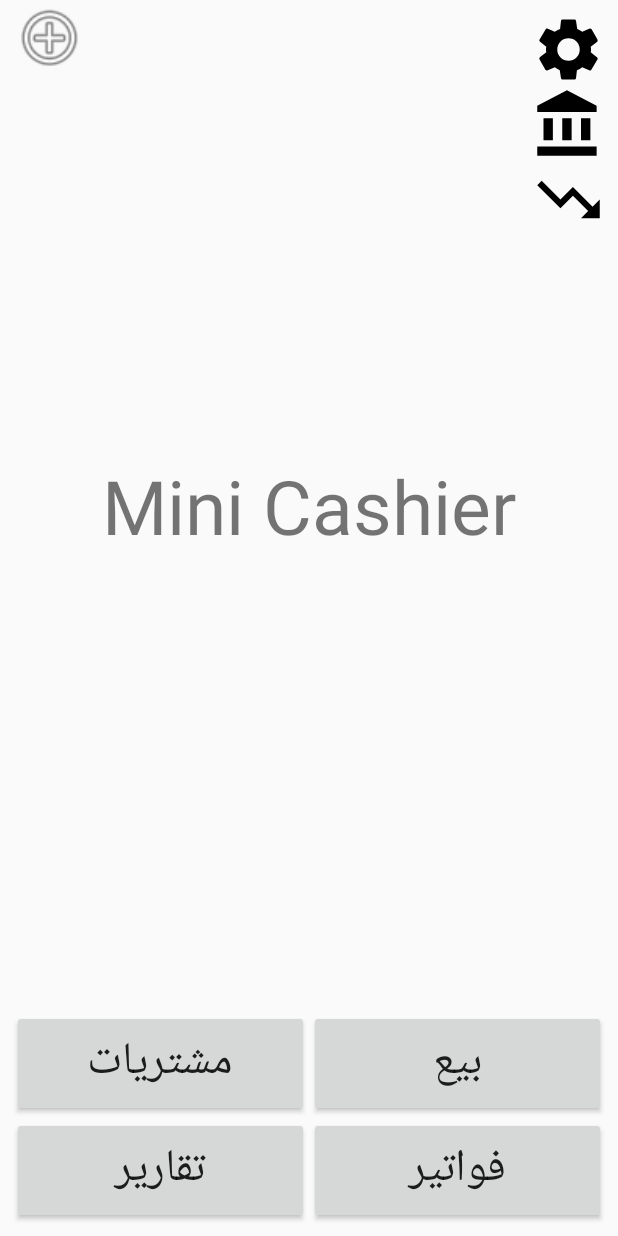
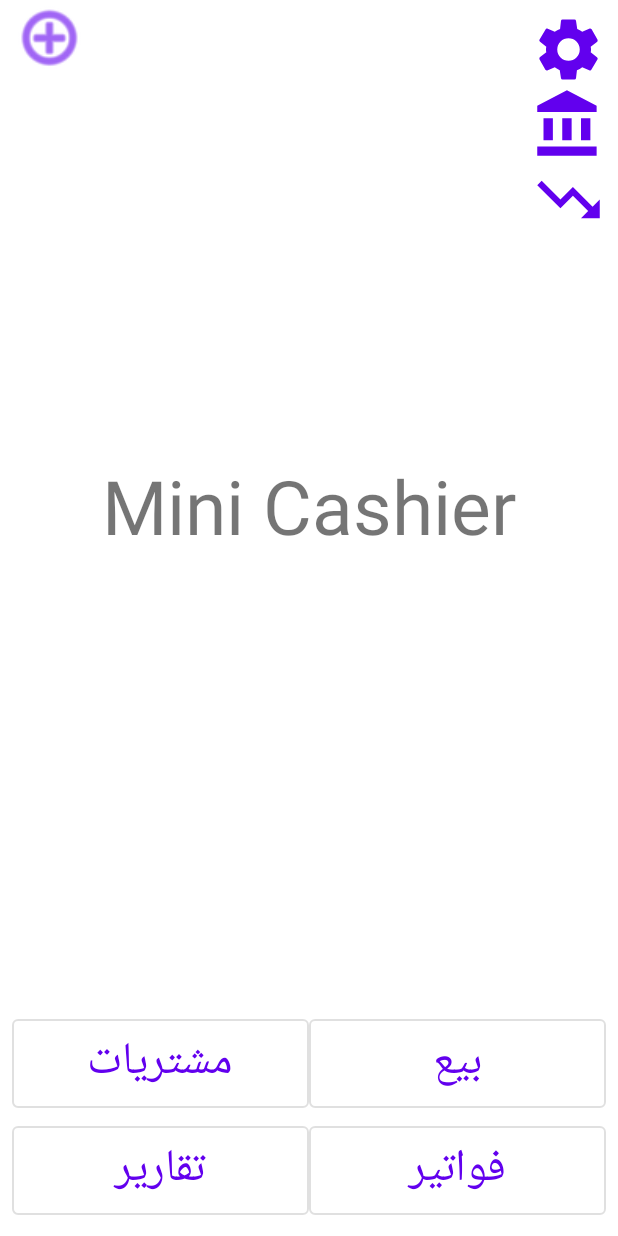
Before and after one commit to omerAndroid/MiniCashier, an Android app: the screen it shows after launch (MainActivity), on a phone screen of 412 x 824 dp. Run offline under Robolectric (Android 15) with nearby library versions, the phone set to English and light mode, and no system bars.

Commit message:
Material Design

```diff
--- a/app/build.gradle
+++ b/app/build.gradle
@@ -43,8 +43,7 @@ dependencies {
     implementation "androidx.multidex:multidex:2.0.1"
     //noinspection GradleCompatible
     //implementation 'com.android.support:design:28.0.0'
-    implementation 'com.google.android.material:material:1.4.0-beta01'
-    // implementation 'com.google.android.material:material:1.3.0'
+    implementation 'com.google.android.material:material:1.3.0'
 
     implementation 'com.jaredrummler:material-spinner:1.3.1'
 
--- a/app/src/main/AndroidManifest.xml
+++ b/app/src/main/AndroidManifest.xml
@@ -17,7 +17,7 @@
         android:label="@string/app_name"
         android:roundIcon="@mipmap/ic_launcher_round"
         android:supportsRtl="true"
-        android:theme="@style/Theme.AppCompat.Light.NoActionBar"
+        android:theme="@style/Theme.MaterialComponents.Light.NoActionBar"
         tools:ignore="AllowBackup">
         <activity android:name=".Reports" />
         <activity android:name=".resources" />
--- a/app/src/main/res/layout/activity_main.xml
+++ b/app/src/main/res/layout/activity_main.xml
@@ -67,6 +67,7 @@
 
             <Button
                 android:id="@+id/purchases_btn"
+                style="?attr/materialButtonOutlinedStyle"
                 android:layout_width="match_parent"
                 android:layout_height="wrap_content"
                 android:text="مشتريات"
@@ -77,6 +78,7 @@
                 android:layout_width="match_parent"
                 android:layout_height="wrap_content"
                 android:text="تقارير"
+                style="?attr/materialButtonOutlinedStyle"
                 android:textSize="30sp" />
         </LinearLayout>
 
@@ -91,6 +93,7 @@
                 android:layout_width="match_parent"
                 android:layout_height="wrap_content"
                 android:text="بيع"
+                style="?attr/materialButtonOutlinedStyle"
                 android:textSize="30sp" />
 
             <Button
@@ -98,7 +101,9 @@
                 android:layout_width="match_parent"
                 android:layout_height="wrap_content"
                 android:text="فواتير"
-                android:textSize="30sp" />
+                android:textSize="30sp"
+                style="?attr/materialButtonOutlinedStyle" />
+
         </LinearLayout>
     </LinearLayout>
 
--- a/app/src/main/res/values/styles.xml
+++ b/app/src/main/res/values/styles.xml
@@ -1,7 +1,7 @@
 <resources>
 
     <!-- Base application theme. -->
-    <style name="AppTheme" parent="Theme.AppCompat.Light.DarkActionBar">
+    <style name="AppTheme" parent="Theme.MaterialComponents.DayNight.DarkActionBar">
         <!-- Customize your theme here. -->
         <item name="colorPrimary">@color/colorPrimary</item>
         <item name="colorPrimaryDark">@color/colorPrimaryDark</item>
```
Also changed, not shown: app/src/main/res/values-night/themes.xml (added, +16 -0 lines), app/src/main/res/values/colors.xml (+7 -0 lines), app/src/main/res/values/themes.xml (added, +16 -0 lines).
